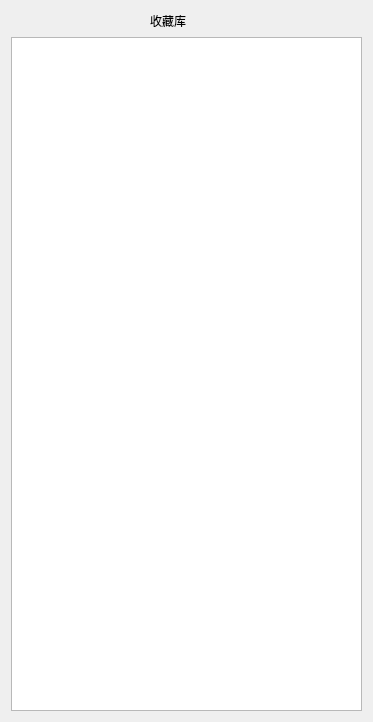
First picture: the form in Collect_Music.ui, repository mingzi112233/Qt-, before the edit.
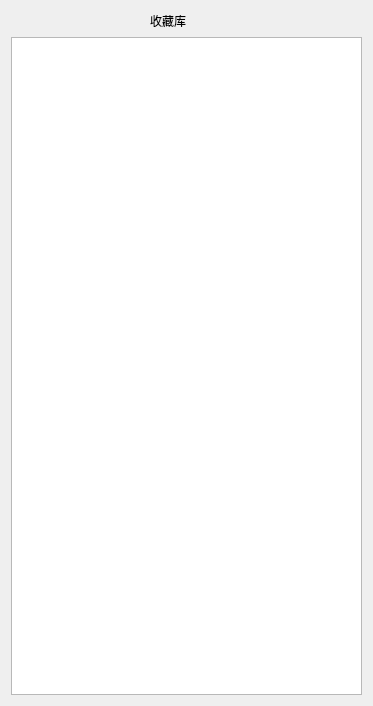
Second picture: the form after the edit. Icons and pictures are not drawn.

What changed in the file:
```diff
--- a/Collect_Music.ui
+++ b/Collect_Music.ui
@@ -7,7 +7,7 @@
     <x>0</x>
     <y>0</y>
     <width>373</width>
-    <height>722</height>
+    <height>706</height>
    </rect>
   </property>
   <property name="windowTitle">
```
